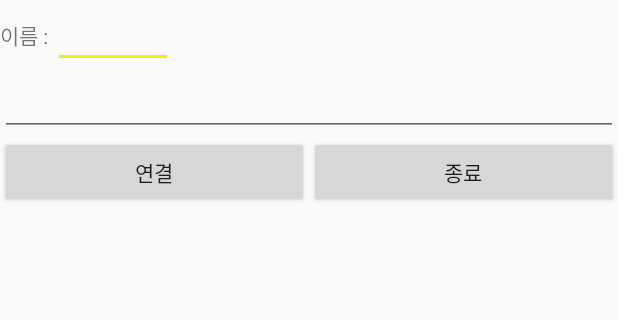
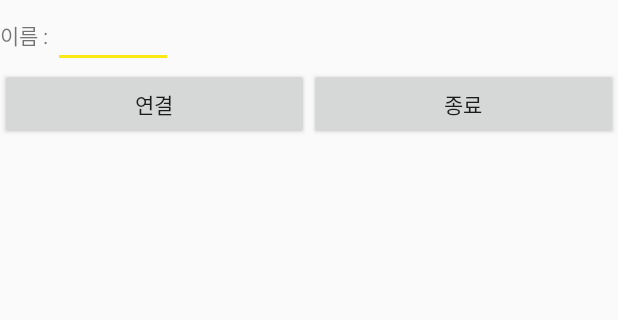
Before and after one commit to j991132/trade, an Android app: the layout activity_main.xml on its own in the app's theme, with its tools: preview values and no code run, on a phone screen of 412 x 824 dp, the part 29-349 px from its top. Run offline under Robolectric (Android 15) with nearby library versions, the phone set to English and light mode, and no system bars.

```diff
--- a/app/src/main/res/layout/activity_main.xml
+++ b/app/src/main/res/layout/activity_main.xml
@@ -32,11 +32,7 @@
             android:layout_height="wrap_content"
             />
     </LinearLayout>
-    <EditText
-        android:id="@+id/editText3"
-        android:layout_width="match_parent"
-        android:layout_height="wrap_content"
-        />
+
     <LinearLayout
         android:layout_width="match_parent"
         android:layout_height="wrap_content"
```
Also changed, not shown: app/src/main/java/com/social/trade/nation.java (+8 -2 lines), app/src/main/java/com/social/trade/tradewindow.java (+23 -5 lines).
